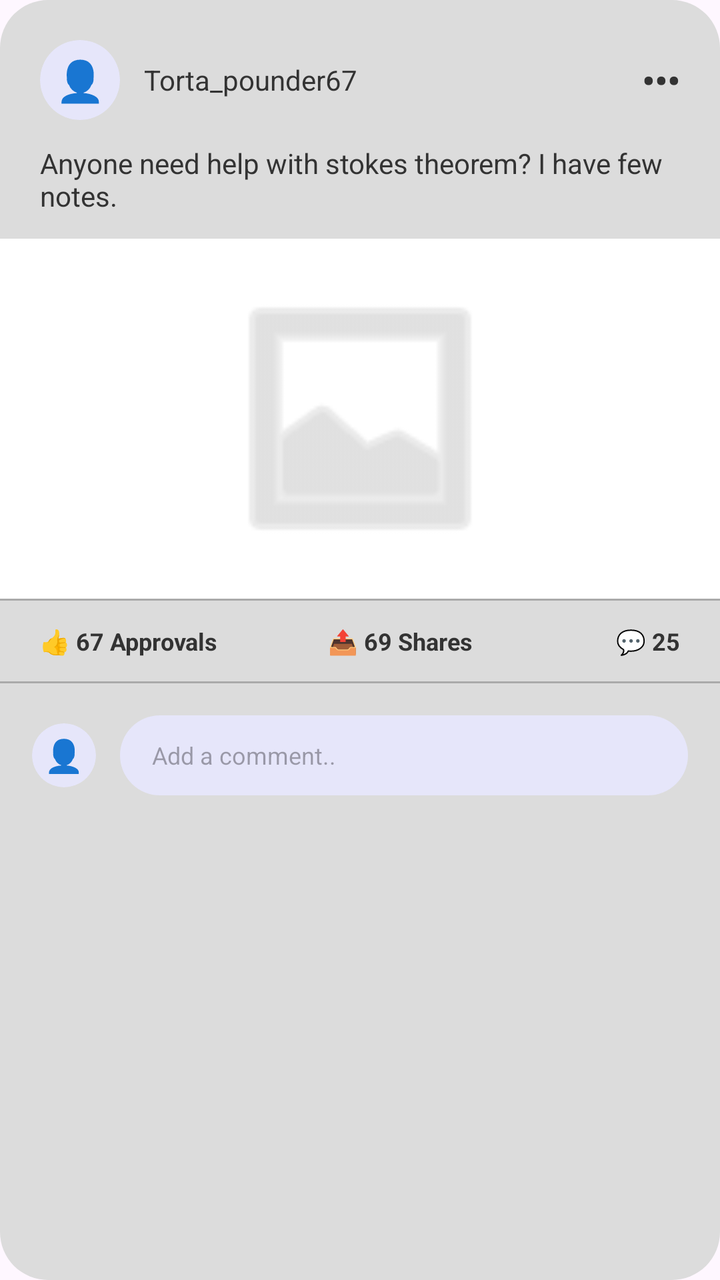
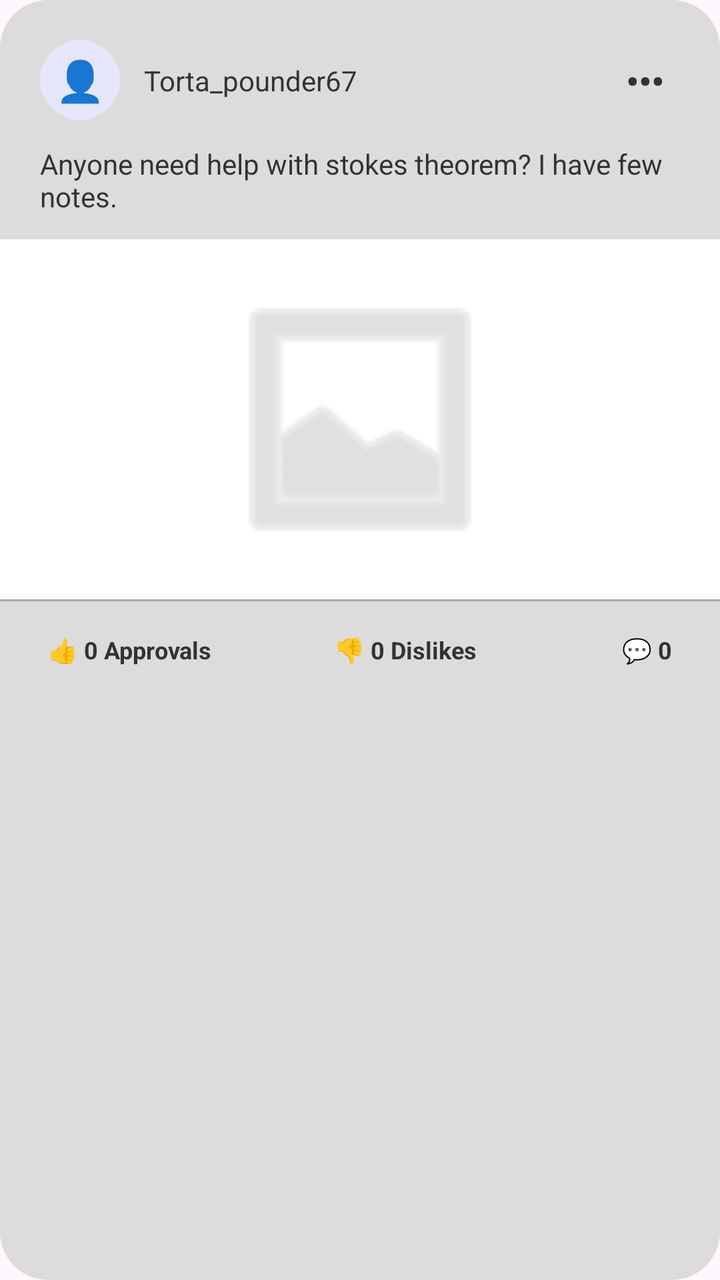

Before-and-after screenshots of an Android layout around one commit, followed by the original layout XML and the change that was made.
<!-- AndroidManifest.xml: application theme Theme.CampusConnect -->
<!-- res/layout/item_post.xml -->
<LinearLayout xmlns:android="http://schemas.android.com/apk/res/android"
    xmlns:app="http://schemas.android.com/apk/res-auto"
    android:layout_width="match_parent"
    android:layout_height="wrap_content"
    android:layout_marginTop="10dp"
    android:layout_marginBottom="10dp"
    android:background="@drawable/post_card_bg"
    android:orientation="vertical"
    android:paddingTop="20dp"
    android:clickable="true"
    android:focusable="true"
    android:onClick="openPostDetails">

    
    <LinearLayout
        android:layout_width="match_parent"
        android:layout_height="wrap_content"
        android:gravity="center_vertical"
        android:orientation="horizontal"
        android:paddingStart="20dp"
        android:paddingEnd="20dp">

        <androidx.cardview.widget.CardView
            android:layout_width="40dp"
            android:layout_height="40dp"
            app:cardBackgroundColor="#E6E6FA"
            app:cardCornerRadius="20dp"
            app:cardElevation="0dp">
            <TextView
                android:layout_width="match_parent"
                android:layout_height="match_parent"
                android:text="👤"
                android:gravity="center"
                android:textSize="20sp"/>
        </androidx.cardview.widget.CardView>

        <TextView
            android:layout_width="0dp"
            android:layout_height="wrap_content"
            android:layout_marginStart="12dp"
            android:layout_weight="1"
            android:text="Torta_pounder67"
            android:textColor="#333333"
            android:textSize="14sp" />

        <TextView
            android:layout_width="wrap_content"
            android:layout_height="wrap_content"
            android:text="•••"
            android:textColor="#333333"
            android:textSize="18sp"
            android:textStyle="bold" />
    </LinearLayout>

    
    <TextView
        android:layout_width="match_parent"
        android:layout_height="wrap_content"
        android:layout_marginTop="12dp"
        android:paddingStart="20dp"
        android:paddingEnd="20dp"
        android:text="Anyone need help with stokes theorem? I have few notes."
        android:textColor="#333333"
        android:textSize="14sp" />

    
    <ImageView
        android:layout_width="match_parent"
        android:layout_height="180dp"
        android:layout_marginTop="12dp"
        android:background="#FFFFFF"
        android:padding="16dp"
        android:src="@android:drawable/ic_menu_gallery"
        app:tint="#CCCCCC" />

    
    <View
        android:layout_width="match_parent"
        android:layout_height="1dp"
        android:background="#AAAAAA" />

    
    <LinearLayout
        android:layout_width="match_parent"
        android:layout_height="wrap_content"
        android:orientation="horizontal"
        android:paddingTop="12dp"
        android:paddingBottom="12dp"
        android:paddingStart="20dp"
        android:paddingEnd="20dp">

        <TextView
            android:layout_width="0dp"
            android:layout_height="wrap_content"
            android:layout_weight="1"
            android:text="👍 67 Approvals"
            android:textColor="#333"
            android:textSize="12sp"
            android:textStyle="bold" />

        <TextView
            android:layout_width="0dp"
            android:layout_height="wrap_content"
            android:layout_weight="1"
            android:text="📤 69 Shares"
            android:textColor="#333"
            android:textSize="12sp"
            android:textStyle="bold" />

        <TextView
            android:layout_width="wrap_content"
            android:layout_height="wrap_content"
            android:text="💬 25"
            android:textColor="#333"
            android:textSize="12sp"
            android:textStyle="bold" />
    </LinearLayout>

    
    <View
        android:layout_width="match_parent"
        android:layout_height="1dp"
        android:background="#AAAAAA" />

    
    <LinearLayout
        android:layout_width="match_parent"
        android:layout_height="wrap_content"
        android:gravity="center_vertical"
        android:orientation="horizontal"
        android:padding="16dp">

        <androidx.cardview.widget.CardView
            android:layout_width="32dp"
            android:layout_height="32dp"
            app:cardBackgroundColor="#E6E6FA"
            app:cardCornerRadius="16dp"
            app:cardElevation="0dp">
            <TextView
                android:layout_width="match_parent"
                android:layout_height="match_parent"
                android:text="👤"
                android:gravity="center"
                android:textSize="16sp"/>
        </androidx.cardview.widget.CardView>

        <LinearLayout
            android:layout_width="0dp"
            android:layout_height="40dp"
            android:layout_marginStart="12dp"
            android:layout_weight="1"
            android:background="@drawable/comment_bg"
            android:gravity="center_vertical"
            android:paddingStart="16dp"
            android:paddingEnd="12dp">

            <EditText
                android:layout_width="match_parent"
                android:layout_height="wrap_content"
                android:background="@null"
                android:hint="Add a comment.."
                android:textSize="12sp" />
        </LinearLayout>
    </LinearLayout>
</LinearLayout>
<!-- resources referenced by this layout -->
<resources>
  <!-- drawable comment_bg (drawable) -->
  <?xml version="1.0" encoding="utf-8"?>
  <shape xmlns:android="http://schemas.android.com/apk/res/android">
      <solid android:color="#E6E6FA" />
      <corners android:radius="24dp" />
  </shape>
  <!-- drawable post_card_bg (drawable) -->
  <?xml version="1.0" encoding="utf-8"?>
  <shape xmlns:android="http://schemas.android.com/apk/res/android">
      <solid android:color="#DCDCDC" />
      <corners android:radius="24dp" />
  </shape>
  <style name="Theme.CampusConnect" parent="Base.Theme.CampusConnect" />
  <style name="Base.Theme.CampusConnect" parent="Theme.Material3.DayNight.NoActionBar">
          
          
      </style>
</resources>

<!-- the commit's change to res/layout/item_post.xml (unified diff, before → after) -->
@@ -35,6 +35,7 @@
         </androidx.cardview.widget.CardView>
 
         <TextView
+            android:id="@+id/postAuthorName"
             android:layout_width="0dp"
             android:layout_height="wrap_content"
             android:layout_marginStart="12dp"
@@ -44,8 +45,13 @@
             android:textSize="14sp" />
 
         <TextView
+            android:id="@+id/postOptionsBtn"
             android:layout_width="wrap_content"
             android:layout_height="wrap_content"
+            android:padding="8dp"
+            android:clickable="true"
+            android:focusable="true"
+            android:onClick="showPostOptions"
             android:text="•••"
             android:textColor="#333333"
             android:textSize="18sp"
@@ -54,6 +60,7 @@
 
     
     <TextView
+        android:id="@+id/postContentText"
         android:layout_width="match_parent"
         android:layout_height="wrap_content"
         android:layout_marginTop="12dp"
@@ -90,76 +97,41 @@
         android:paddingEnd="20dp">
 
         <TextView
+            android:id="@+id/postApprovals"
             android:layout_width="0dp"
             android:layout_height="wrap_content"
             android:layout_weight="1"
-            android:text="👍 67 Approvals"
+            android:clickable="true"
+            android:focusable="true"
+            android:padding="4dp"
+            android:text="👍 0 Approvals"
             android:textColor="#333"
             android:textSize="12sp"
             android:textStyle="bold" />
 
         <TextView
+            android:id="@+id/postDislikes"
             android:layout_width="0dp"
             android:layout_height="wrap_content"
             android:layout_weight="1"
-            android:text="📤 69 Shares"
+            android:clickable="true"
+            android:focusable="true"
+            android:padding="4dp"
+            android:text="👎 0 Dislikes"
             android:textColor="#333"
             android:textSize="12sp"
             android:textStyle="bold" />
 
         <TextView
+            android:id="@+id/postCommentsCount"
             android:layout_width="wrap_content"
             android:layout_height="wrap_content"
-            android:text="💬 25"
+            android:clickable="true"
+            android:focusable="true"
+            android:padding="4dp"
+            android:text="💬 0"
             android:textColor="#333"
             android:textSize="12sp"
             android:textStyle="bold" />
     </LinearLayout>
-
-    
-    <View
-        android:layout_width="match_parent"
-        android:layout_height="1dp"
-        android:background="#AAAAAA" />
-
-    
-    <LinearLayout
-        android:layout_width="match_parent"
-        android:layout_height="wrap_content"
-        android:gravity="center_vertical"
-        android:orientation="horizontal"
-        android:padding="16dp">
-
-        <androidx.cardview.widget.CardView
-            android:layout_width="32dp"
-            android:layout_height="32dp"
-            app:cardBackgroundColor="#E6E6FA"
-            app:cardCornerRadius="16dp"
-            app:cardElevation="0dp">
-            <TextView
-                android:layout_width="match_parent"
-                android:layout_height="match_parent"
-                android:text="👤"
-                android:gravity="center"
-                android:textSize="16sp"/>
-        </androidx.cardview.widget.CardView>
-
-        <LinearLayout
-            android:layout_width="0dp"
-            android:layout_height="40dp"
-            android:layout_marginStart="12dp"
-            android:layout_weight="1"
-            android:background="@drawable/comment_bg"
-            android:gravity="center_vertical"
-            android:paddingStart="16dp"
-            android:paddingEnd="12dp">
-
-            <EditText
-                android:layout_width="match_parent"
-                android:layout_height="wrap_content"
-                android:background="@null"
-                android:hint="Add a comment.."
-                android:textSize="12sp" />
-        </LinearLayout>
-    </LinearLayout>
 </LinearLayout>
<!-- resource entries referenced after the edit -->
@@ -1,11 +1,5 @@
 <!-- resources referenced by this layout -->
 <resources>
-  <!-- drawable comment_bg (drawable) -->
-  <?xml version="1.0" encoding="utf-8"?>
-  <shape xmlns:android="http://schemas.android.com/apk/res/android">
-      <solid android:color="#E6E6FA" />
-      <corners android:radius="24dp" />
-  </shape>
   <!-- drawable post_card_bg (drawable) -->
   <?xml version="1.0" encoding="utf-8"?>
   <shape xmlns:android="http://schemas.android.com/apk/res/android">
